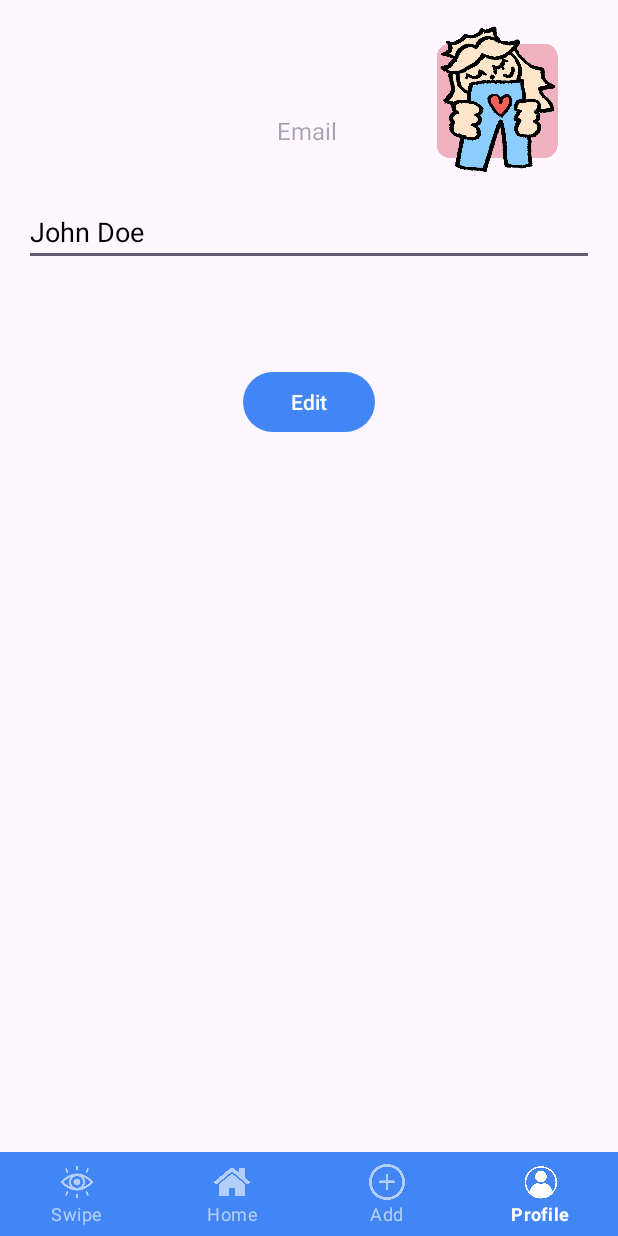
After one commit to gracewang25/CampusCloset-MaxS-GraceW, an Android app: the Profile screen opened directly, with no data from a screen before it, on a phone screen of 412 x 824 dp. The commit adds this screen. Run offline under Robolectric (Android 15) with nearby library versions, the phone set to English and light mode, and no system bars; our stand-ins replace Firebase (no records; nobody signed in at launch, a user with empty details on screens opened directly); pictures from the network do not load.

Commit message:
trying to merg

```diff
--- /dev/null
+++ b/app/src/main/java/com/example/clothingswap/Profile.java
@@ -0,0 +1,179 @@
+package com.example.clothingswap;
+
+import android.Manifest;
+import android.content.Intent;
+import android.content.pm.PackageManager;
+import android.os.Bundle;
+import android.util.Log;
+import android.view.View;
+import android.widget.Button;
+import android.widget.EditText;
+import android.widget.TextView;
+import android.widget.Toast;
+
+import androidx.annotation.NonNull;
+import androidx.annotation.Nullable;
+import androidx.appcompat.app.AppCompatActivity;
+import androidx.core.app.ActivityCompat;
+import androidx.core.content.ContextCompat;
+import androidx.recyclerview.widget.LinearLayoutManager;
+import androidx.recyclerview.widget.RecyclerView;
+
+import com.google.android.gms.location.LocationServices;
+import com.google.android.material.bottomnavigation.BottomNavigationView;
+import com.google.firebase.auth.FirebaseAuth;
+import com.google.firebase.auth.FirebaseUser;
+import com.google.firebase.database.DataSnapshot;
+import com.google.firebase.database.DatabaseError;
+import com.google.firebase.database.DatabaseReference;
+import com.google.firebase.database.FirebaseDatabase;
+import com.google.firebase.database.ValueEventListener;
+
+import java.util.ArrayList;
+import java.util.List;
+
+public class Profile extends AppCompatActivity {
+
+    private EditText editTextName;
+
+    private List<Listing> listings;
+
+    private TextView textViewEmail;
+    private Button buttonEditSave;
+    private boolean isEditing = false;
+    private ListingAdapter listingAdapter;
+    private RecyclerView recyclerViewListings;
+    private static final int MY_PERMISSIONS_REQUEST_READ_EXTERNAL_STORAGE = 1;
+
+
+
+
+    BottomNavigationView bottomNav;
+    FirebaseAuth auth;
+    FirebaseUser user;
+
+    DatabaseReference databaseReference;
+
+    @Override
+    protected void onCreate(@Nullable Bundle savedInstanceState) {
+        super.onCreate(savedInstanceState);
+        setContentView(R.layout.activity_profile);
+
+
+
+        databaseReference = FirebaseDatabase.getInstance().getReference("listings");
+        editTextName = findViewById(R.id.editTextName);
+        textViewEmail = findViewById(R.id.textViewEmail);
+        buttonEditSave = findViewById(R.id.buttonEditSave);
+        recyclerViewListings = findViewById(R.id.recyclerViewListings);
+        bottomNav = findViewById(R.id.bottom_navigation);
+        auth = FirebaseAuth.getInstance();
+        user = auth.getCurrentUser();
+        setupRecyclerView();
+        loadUserProfile();
+
+
+        buttonEditSave.setOnClickListener(new View.OnClickListener() {
+            @Override
+            public void onClick(View v) {
+                if (!isEditing) {
+                    // Allow editing of the EditText
+                    editTextName.setEnabled(true);
+                    editTextName.requestFocus();
+                    buttonEditSave.setText("Save Changes");
+                    isEditing = true;
+                } else {
+                    // Save changes to Firebase or SharedPreferences
+                    editTextName.setEnabled(false);
+                    buttonEditSave.setText("Edit");
+                    isEditing = false;
+                    Toast.makeText(Profile.this, "Changes Saved", Toast.LENGTH_SHORT).show();
+                }
+            }
+        });
+
+        if (user != null) {
+            // If the user is signed in, display their email
+            textViewEmail.setText(user.getEmail());
+        }
+
+        bottomNav.setSelectedItemId(R.id.nav_profile);
+
+        bottomNav.setOnNavigationItemSelectedListener(item -> {
+            if (item.getItemId() == R.id.nav_home) {
+                // Navigate to Home
+                startActivity(new Intent(Profile.this, MainActivity.class));
+                finish();
+                return true;
+            } else if (item.getItemId() == R.id.nav_add) {
+                // Navigate to AddItemActivity
+                Intent intent = new Intent(Profile.this, CreateListing.class);
+                startActivity(intent);
+                return true;
+            } else if (item.getItemId() == R.id.nav_profile) {
+                startActivity(new Intent(Profile.this, Profile.class));
+                finish();
+//                logoutUser();
+                return true;
+            }
+            return false;
+        });
+        if (ContextCompat.checkSelfPermission(Profile.this, android.Manifest.permission.READ_EXTERNAL_STORAGE)
+                != PackageManager.PERMISSION_GRANTED) {
+            ActivityCompat.requestPermissions(Profile.this,
+                    new String[]{Manifest.permission.READ_EXTERNAL_STORAGE},
+                    MY_PERMISSIONS_REQUEST_READ_EXTERNAL_STORAGE);
+        }
+    }
+    private void setupRecyclerView() {
+        listings = new ArrayList<>();
+        listingAdapter = new ListingAdapter(listings);
+        recyclerViewListings.setLayoutManager(new LinearLayoutManager(this));
+        recyclerViewListings.setAdapter(listingAdapter);
+    }
+
+    private void retrieveUserListings() {
+        if (user != null) {
+            String userEmail = user.getEmail();
+            DatabaseReference userListingRef = FirebaseDatabase.getInstance().getReference("listings");
+            userListingRef.orderByChild("email").equalTo(userEmail).addValueEventListener(new ValueEventListener() {
+                @Override
+                public void onDataChange(@NonNull DataSnapshot dataSnapshot) {
+                    listings.clear();
+                    for (DataSnapshot snapshot : dataSnapshot.getChildren()) {
+                        Listing listing = snapshot.getValue(Listing.class);
+                        listings.add(listing);
+                    }
+                    listingAdapter.notifyDataSetChanged();
+                }
+
+                @Override
+                public void onCancelled(@NonNull DatabaseError databaseError) {
+                    Log.w("Profile", "loadUserListings:onCancelled", databaseError.toException());
+                }
+            });
+        }
+    }
+
+
+
+    private void loadUserProfile() {
+        // Here you would typically pull this information from Firebase or SharedPreferences
+        // For now, let's assume the user is named John Doe with email placeholder
+        editTextName.setText("John Doe");
+//        editTextEmail.setText("john.doe@example.com");
+    }
+
+    public void onRequestPermissionsResult(int requestCode, @NonNull String[] permissions, @NonNull int[] grantResults) {
+        super.onRequestPermissionsResult(requestCode, permissions, grantResults);
+
+     if(requestCode == MY_PERMISSIONS_REQUEST_READ_EXTERNAL_STORAGE){
+            if(grantResults.length > 0 && grantResults[0] == PackageManager.PERMISSION_GRANTED) {
+                // Permission granted. You can continue accessing the content provider or media files
+            } else {
+                Toast.makeText(this, "Permission denied", Toast.LENGTH_SHORT).show();
+            }
+        }
+
+    }
+}
--- /dev/null
+++ b/app/src/main/res/layout/activity_profile.xml
@@ -0,0 +1,90 @@
+<?xml version="1.0" encoding="utf-8"?>
+<androidx.constraintlayout.widget.ConstraintLayout xmlns:android="http://schemas.android.com/apk/res/android"
+    xmlns:app="http://schemas.android.com/apk/res-auto"
+    xmlns:tools="http://schemas.android.com/tools"
+    android:id="@+id/relativeLayout3"
+    android:layout_width="match_parent"
+    android:layout_height="match_parent"
+    tools:context=".Profile">
+
+
+    <TextView
+        android:id="@+id/textViewEmail"
+        android:layout_width="wrap_content"
+        android:layout_height="wrap_content"
+        android:layout_marginStart="168dp"
+        android:layout_marginTop="60dp"
+        android:layout_marginEnd="171dp"
+        android:layout_marginBottom="616dp"
+        android:gravity="center_horizontal"
+        android:hint="Email"
+        android:padding="16dp"
+        android:textSize="16sp"
+        app:layout_constraintBottom_toBottomOf="parent"
+        app:layout_constraintEnd_toEndOf="parent"
+        app:layout_constraintHorizontal_bias="1.0"
+        app:layout_constraintStart_toStartOf="parent"
+        app:layout_constraintTop_toTopOf="parent"
+        app:layout_constraintVertical_bias="0.0" />
+
+    <ImageView
+        android:id="@+id/profile_image"
+        android:layout_width="100dp"
+        android:layout_height="100dp"
+        android:layout_marginStart="280dp"
+        android:layout_marginTop="16dp"
+        android:layout_marginEnd="31dp"
+        android:layout_marginBottom="615dp"
+        android:src="@drawable/ourlogo"
+        app:layout_constraintBottom_toBottomOf="parent"
+        app:layout_constraintEnd_toEndOf="parent"
+        app:layout_constraintHorizontal_bias="1.0"
+        app:layout_constraintStart_toStartOf="parent"
+        app:layout_constraintTop_toTopOf="parent"
+        app:layout_constraintVertical_bias="0.0" />
+
+    <EditText
+        android:id="@+id/editTextName"
+        android:layout_width="match_parent"
+        android:layout_height="wrap_content"
+        android:layout_margin="16dp"
+        android:hint="Name"
+        android:inputType="textPersonName"
+        android:textColor="@android:color/black"
+        app:layout_constraintStart_toStartOf="parent"
+        app:layout_constraintTop_toBottomOf="@id/profile_image" />
+
+    <Button
+        android:id="@+id/buttonEditSave"
+        android:layout_width="wrap_content"
+        android:layout_height="wrap_content"
+        android:layout_marginStart="161dp"
+        android:layout_marginTop="197dp"
+        android:layout_marginEnd="162dp"
+        android:layout_marginBottom="486dp"
+        android:text="Edit"
+        app:layout_constraintBottom_toBottomOf="parent"
+        app:layout_constraintEnd_toEndOf="parent"
+        app:layout_constraintStart_toStartOf="parent"
+        app:layout_constraintTop_toTopOf="parent" />
+
+    <androidx.recyclerview.widget.RecyclerView
+        android:id="@+id/recyclerViewListings"
+        android:layout_width="match_parent"
+        android:layout_height="500dp"
+        android:layout_marginTop="16dp"
+        app:layout_constraintTop_toBottomOf="@id/buttonEditSave"
+        app:layout_constraintBottom_toTopOf="@id/bottom_navigation"
+        app:layout_constraintStart_toStartOf="parent"
+        app:layout_constraintEnd_toEndOf="parent" />
+
+    <com.google.android.material.bottomnavigation.BottomNavigationView
+        android:id="@+id/bottom_navigation"
+        android:layout_width="match_parent"
+        android:layout_height="wrap_content"
+        style="@style/BottomNavigation"
+        app:layout_constraintBottom_toBottomOf="parent"
+        app:layout_constraintStart_toStartOf="parent"
+        app:menu="@menu/bottom_navigation_menu" />
+
+</androidx.constraintlayout.widget.ConstraintLayout>
--- a/app/src/main/res/menu/bottom_navigation_menu.xml
+++ b/app/src/main/res/menu/bottom_navigation_menu.xml
@@ -17,9 +17,9 @@
         android:title="Add" />
 
     <item
-        android:id="@+id/nav_logout"
-        android:icon="@drawable/ic_logout"
-        android:title="Logout" />
+        android:id="@+id/nav_profile"
+        android:icon="@drawable/ic_profile"
+        android:title="Profile" />
 
 
 
--- a/app/src/main/res/values/colors.xml
+++ b/app/src/main/res/values/colors.xml
@@ -4,5 +4,7 @@
     <color name="white">#FFFFFFFF</color>
     <color name="blue">#4285F4</color>
     <color name="light_blue">#8ccdffff</color>
+    <color name="pink">#eeb3beff</color>
+
 
 </resources>
--- /dev/null
+++ b/app/src/main/res/xml/file_paths.xml
@@ -0,0 +1,4 @@
+<?xml version="1.0" encoding="utf-8"?>
+<paths xmlns:android="http://schemas.android.com/apk/res/android">
+    <external-files-path name="my_images" path="Pictures/" />
+</paths>
```
Also changed, not shown: app/src/main/AndroidManifest.xml (+14 -0 lines), app/src/main/java/com/example/clothingswap/MainActivity.java (+23 -6 lines), app/src/main/java/com/example/clothingswap/SwipeActivity.java (+5 -5 lines), app/src/main/res/drawable/ic_profile.png (added).
